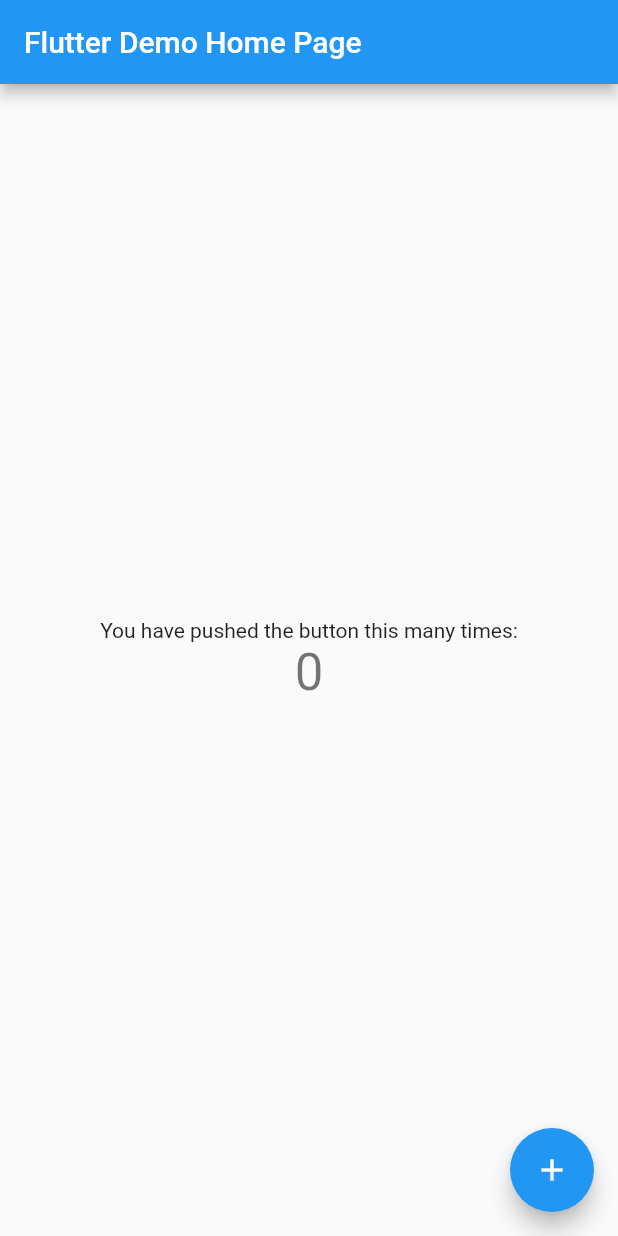
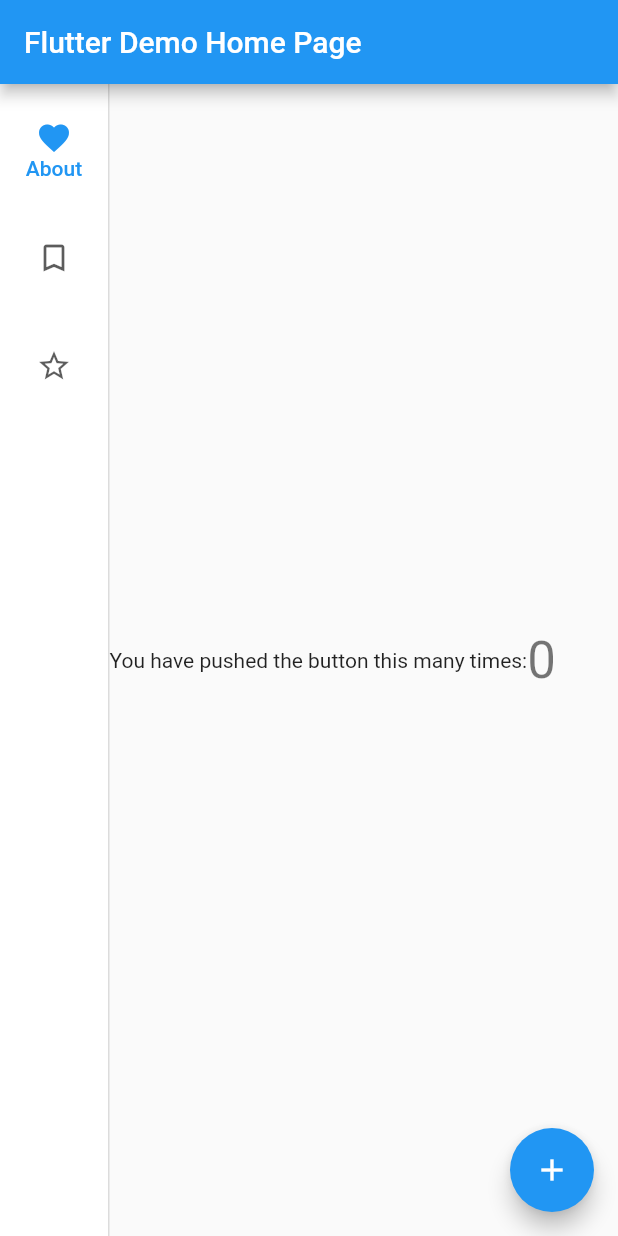
Before and after one commit to FriendlyUser/trump_quotes, a Flutter app: the screen it shows after launch, on a phone screen of 412 x 824 dp. Run offline on Flutter 3.47's test engine with Material 2 defaults, Android fonts, the phone set to English and light mode, and no system bars.

Commit message:
adding about us page

```diff
--- a/lib/main.dart
+++ b/lib/main.dart
@@ -1,5 +1,5 @@
 import 'package:flutter/material.dart';
-
+import './about.dart'
 void main() {
   runApp(MyApp());
 }
@@ -9,7 +9,7 @@ class MyApp extends StatelessWidget {
   @override
   Widget build(BuildContext context) {
     return MaterialApp(
-      title: 'Flutter Demo',
+      title: 'Trump Quotes',
       theme: ThemeData(
         // This is the theme of your application.
         //
@@ -51,7 +51,8 @@ class MyHomePage extends StatefulWidget {
 
 class _MyHomePageState extends State<MyHomePage> {
   int _counter = 0;
-
+  int _selectedIndex = 0;
+  List<Widget> _pages = [ AboutPage(), AboutPage(), AboutPage()];
   void _incrementCounter() {
     setState(() {
       // This call to setState tells the Flutter framework that something has
@@ -77,10 +78,10 @@ class _MyHomePageState extends State<MyHomePage> {
         // the App.build method, and use it to set our appbar title.
         title: Text(widget.title),
       ),
-      body: Center(
+      body: Row(
         // Center is a layout widget. It takes a single child and positions it
         // in the middle of the parent.
-        child: Column(
+        children: <Widget>[
           // Column is also a layout widget. It takes a list of children and
           // arranges them vertically. By default, it sizes itself to fit its
           // children horizontally, and tries to be as tall as its parent.
@@ -95,8 +96,35 @@ class _MyHomePageState extends State<MyHomePage> {
           // center the children vertically; the main axis here is the vertical
           // axis because Columns are vertical (the cross axis would be
           // horizontal).
-          mainAxisAlignment: MainAxisAlignment.center,
-          children: <Widget>[
+          NavigationRail(
+            selectedIndex: _selectedIndex,
+            onDestinationSelected: (int index) {
+              setState(() {
+                _selectedIndex = index;
+                Widget _nextWidget = _pages[index];
+                _pushPage(context, _nextWidget);
+              });
+            },
+            labelType: NavigationRailLabelType.selected,
+            destinations: [
+              NavigationRailDestination(
+                icon: Icon(Icons.favorite_border),
+                selectedIcon: Icon(Icons.favorite),
+                label: Text('About'),
+              ),
+              NavigationRailDestination(
+                icon: Icon(Icons.bookmark_border),
+                selectedIcon: Icon(Icons.book),
+                label: Text('Quotes'),
+              ),
+              NavigationRailDestination(
+                icon: Icon(Icons.star_border),
+                selectedIcon: Icon(Icons.star),
+                label: Text('Contact'),
+              ),
+            ],
+          ),
+          VerticalDivider(thickness: 1, width: 1),
           Text(
             'You have pushed the button this many times:',
           ),
@@ -106,7 +134,6 @@ class _MyHomePageState extends State<MyHomePage> {
           ),
         ],
       ),
-      ),
       floatingActionButton: FloatingActionButton(
         onPressed: _incrementCounter,
         tooltip: 'Increment',
@@ -114,4 +141,10 @@ class _MyHomePageState extends State<MyHomePage> {
       ), // This trailing comma makes auto-formatting nicer for build methods.
     );
   }
+  // pushs page to the right destination
+  void _pushPage(BuildContext context, Widget page) {
+    Navigator.of(context).push(
+      MaterialPageRoute<void>(builder: (_) => page),
+    );
   }
+}
```
Also changed, not shown: lib/about.dart (added, +24 -0 lines). Lines whose indentation alone changed are shown as unchanged.
